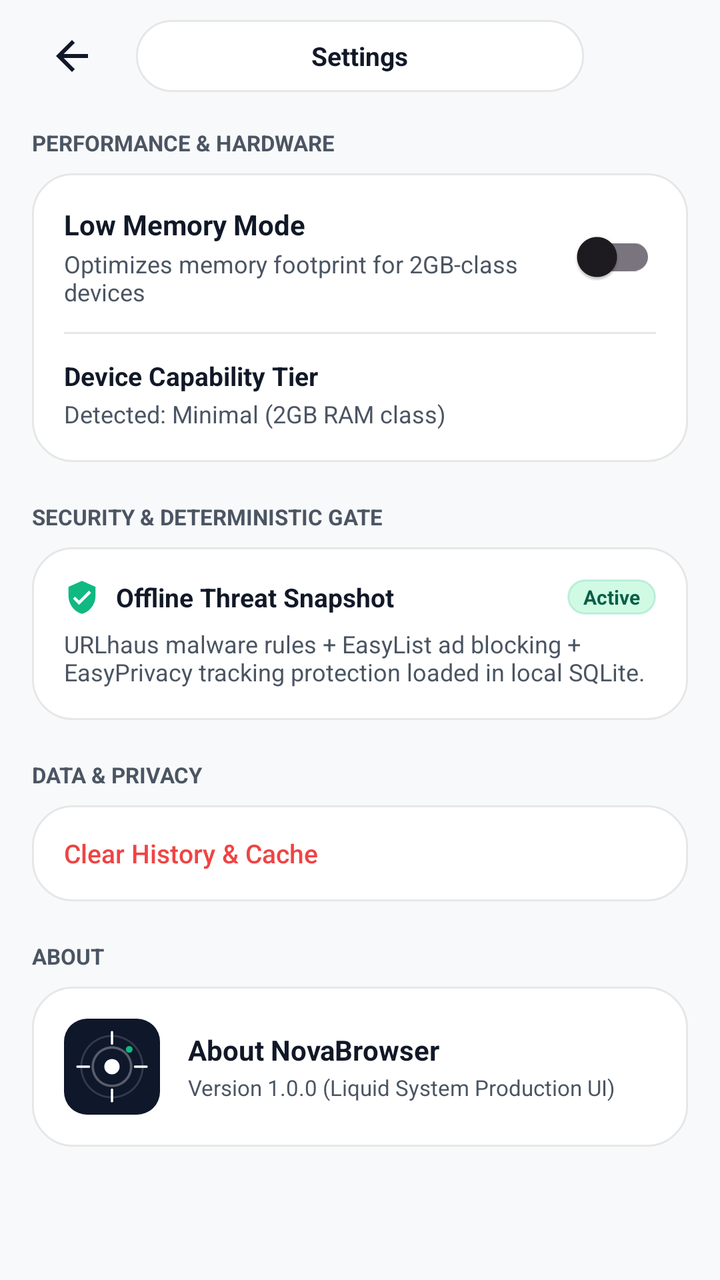
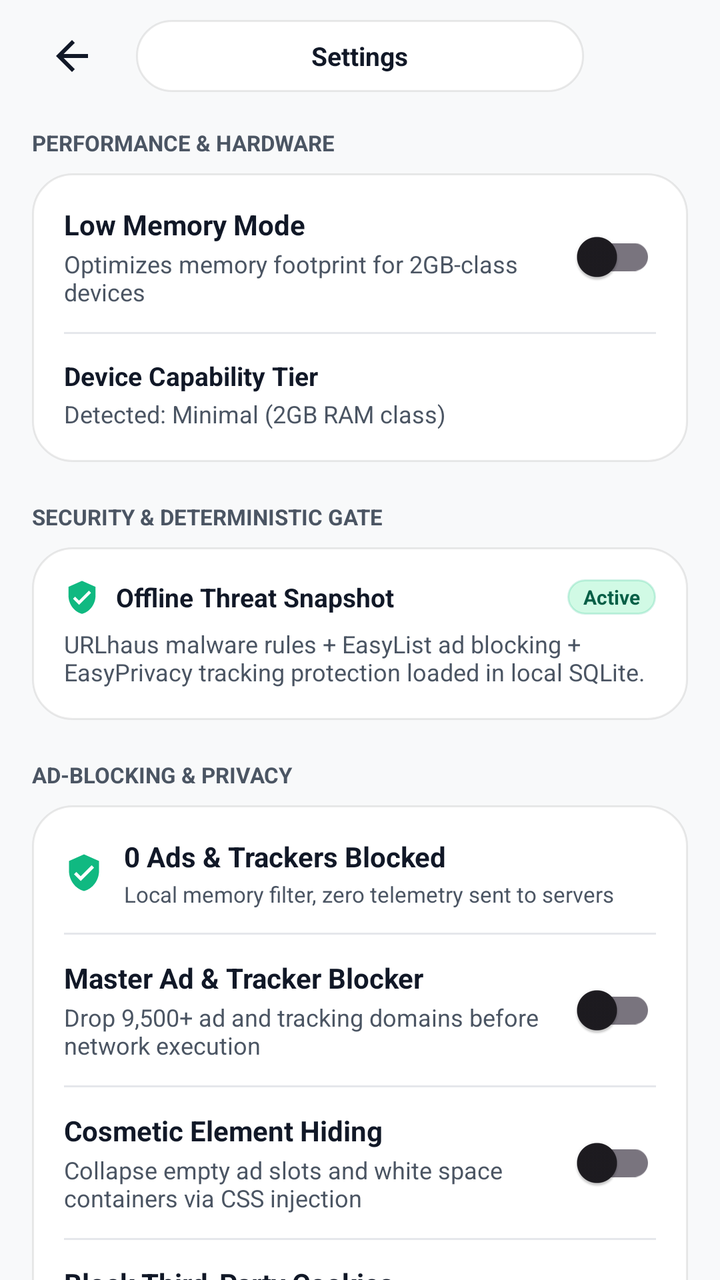

An Android layout rendered at two revisions. The XML below is the earlier revision; the diff shows what the commit changed to produce the second picture.
<!-- AndroidManifest.xml: application theme Theme.NovaBrowser -->
<!-- res/layout/activity_settings.xml -->
<?xml version="1.0" encoding="utf-8"?>
<LinearLayout xmlns:android="http://schemas.android.com/apk/res/android"
    xmlns:app="http://schemas.android.com/apk/res-auto"
    android:layout_width="match_parent"
    android:layout_height="match_parent"
    android:background="@color/canvas_base"
    android:orientation="vertical">

    
    <LinearLayout
        android:id="@+id/settingsHeader"
        android:layout_width="match_parent"
        android:layout_height="56dp"
        android:gravity="center_vertical"
        android:orientation="horizontal"
        android:paddingHorizontal="16dp">

        <ImageButton
            android:id="@+id/btnSettingsBack"
            android:layout_width="40dp"
            android:layout_height="40dp"
            android:background="?attr/selectableItemBackgroundBorderless"
            android:contentDescription="Back"
            android:src="@drawable/ic_arrow_back"
            app:tint="@color/text_primary" />

        <LinearLayout
            android:layout_width="0dp"
            android:layout_height="36dp"
            android:layout_marginHorizontal="12dp"
            android:layout_weight="1"
            android:background="@drawable/bg_glass_pill"
            android:gravity="center"
            android:orientation="horizontal">

            <TextView
                android:layout_width="wrap_content"
                android:layout_height="wrap_content"
                android:text="Settings"
                android:textColor="@color/text_primary"
                android:textSize="13sp"
                android:textStyle="bold" />
        </LinearLayout>

        <View
            android:layout_width="40dp"
            android:layout_height="40dp" />
    </LinearLayout>

    <ScrollView
        android:layout_width="match_parent"
        android:layout_height="match_parent"
        android:scrollbars="none">

        <LinearLayout
            android:layout_width="match_parent"
            android:layout_height="wrap_content"
            android:orientation="vertical"
            android:paddingHorizontal="16dp"
            android:paddingTop="8dp"
            android:paddingBottom="32dp">

            
            <TextView
                android:layout_width="match_parent"
                android:layout_height="wrap_content"
                android:text="PERFORMANCE &amp; HARDWARE"
                android:textColor="@color/text_secondary"
                android:textSize="11sp"
                android:textStyle="bold" />

            <LinearLayout
                android:layout_width="match_parent"
                android:layout_height="wrap_content"
                android:layout_marginTop="8dp"
                android:background="@drawable/bg_glass_card"
                android:elevation="1dp"
                android:orientation="vertical"
                android:padding="16dp">

                <LinearLayout
                    android:layout_width="match_parent"
                    android:layout_height="wrap_content"
                    android:gravity="center_vertical"
                    android:orientation="horizontal">

                    <LinearLayout
                        android:layout_width="0dp"
                        android:layout_height="wrap_content"
                        android:layout_weight="1"
                        android:orientation="vertical">

                        <TextView
                            android:layout_width="match_parent"
                            android:layout_height="wrap_content"
                            android:text="@string/low_memory_mode"
                            android:textColor="@color/text_primary"
                            android:textSize="14sp"
                            android:textStyle="bold" />

                        <TextView
                            android:layout_width="match_parent"
                            android:layout_height="wrap_content"
                            android:layout_marginTop="2dp"
                            android:text="@string/low_memory_desc"
                            android:textColor="@color/text_secondary"
                            android:textSize="12sp" />
                    </LinearLayout>

                    <com.google.android.material.switchmaterial.SwitchMaterial
                        android:id="@+id/switchLowMemory"
                        android:layout_width="wrap_content"
                        android:layout_height="wrap_content" />
                </LinearLayout>

                <View
                    android:layout_width="match_parent"
                    android:layout_height="1dp"
                    android:layout_marginVertical="12dp"
                    android:background="@color/divider" />

                <TextView
                    android:layout_width="match_parent"
                    android:layout_height="wrap_content"
                    android:text="@string/device_tier"
                    android:textColor="@color/text_primary"
                    android:textSize="13sp"
                    android:textStyle="bold" />

                <TextView
                    android:id="@+id/tvDeviceTierInfo"
                    android:layout_width="match_parent"
                    android:layout_height="wrap_content"
                    android:layout_marginTop="2dp"
                    android:text="Detected: Minimal (2GB RAM class)"
                    android:textColor="@color/text_secondary"
                    android:textSize="12sp" />
            </LinearLayout>

            
            <TextView
                android:layout_width="match_parent"
                android:layout_height="wrap_content"
                android:layout_marginTop="20dp"
                android:text="SECURITY &amp; DETERMINISTIC GATE"
                android:textColor="@color/text_secondary"
                android:textSize="11sp"
                android:textStyle="bold" />

            <LinearLayout
                android:layout_width="match_parent"
                android:layout_height="wrap_content"
                android:layout_marginTop="8dp"
                android:background="@drawable/bg_glass_card"
                android:elevation="1dp"
                android:orientation="vertical"
                android:padding="16dp">

                <LinearLayout
                    android:layout_width="match_parent"
                    android:layout_height="wrap_content"
                    android:gravity="center_vertical"
                    android:orientation="horizontal">

                    <ImageView
                        android:layout_width="18dp"
                        android:layout_height="18dp"
                        android:contentDescription="Security"
                        android:src="@drawable/ic_shield_verified"
                        app:tint="@color/risk_safe" />

                    <TextView
                        android:layout_width="0dp"
                        android:layout_height="wrap_content"
                        android:layout_marginStart="8dp"
                        android:layout_weight="1"
                        android:text="Offline Threat Snapshot"
                        android:textColor="@color/text_primary"
                        android:textSize="13sp"
                        android:textStyle="bold" />

                    <TextView
                        android:layout_width="wrap_content"
                        android:layout_height="wrap_content"
                        android:background="@drawable/bg_badge_emerald"
                        android:paddingHorizontal="8dp"
                        android:paddingVertical="2dp"
                        android:text="Active"
                        android:textColor="@color/risk_safe_on_container"
                        android:textSize="10sp"
                        android:textStyle="bold" />
                </LinearLayout>

                <TextView
                    android:layout_width="match_parent"
                    android:layout_height="wrap_content"
                    android:layout_marginTop="6dp"
                    android:text="URLhaus malware rules + EasyList ad blocking + EasyPrivacy tracking protection loaded in local SQLite."
                    android:textColor="@color/text_secondary"
                    android:textSize="12sp" />
            </LinearLayout>

            
            <TextView
                android:layout_width="match_parent"
                android:layout_height="wrap_content"
                android:layout_marginTop="20dp"
                android:text="DATA &amp; PRIVACY"
                android:textColor="@color/text_secondary"
                android:textSize="11sp"
                android:textStyle="bold" />

            <LinearLayout
                android:layout_width="match_parent"
                android:layout_height="wrap_content"
                android:layout_marginTop="8dp"
                android:background="@drawable/bg_glass_card"
                android:elevation="1dp"
                android:orientation="vertical">

                <Button
                    android:id="@+id/btnClearBrowsingData"
                    android:layout_width="match_parent"
                    android:layout_height="48dp"
                    android:background="?attr/selectableItemBackground"
                    android:gravity="center_vertical|start"
                    android:paddingHorizontal="16dp"
                    android:text="Clear History &amp; Cache"
                    android:textAllCaps="false"
                    android:textColor="@color/risk_blocked"
                    android:textSize="13sp"
                    app:backgroundTint="@null" />
            </LinearLayout>

            
            <TextView
                android:layout_width="match_parent"
                android:layout_height="wrap_content"
                android:layout_marginTop="20dp"
                android:text="ABOUT"
                android:textColor="@color/text_secondary"
                android:textSize="11sp"
                android:textStyle="bold" />

            <LinearLayout
                android:layout_width="match_parent"
                android:layout_height="wrap_content"
                android:layout_marginTop="8dp"
                android:background="@drawable/bg_glass_card"
                android:elevation="1dp"
                android:gravity="center_vertical"
                android:orientation="horizontal"
                android:padding="16dp">

                <ImageView
                    android:layout_width="48dp"
                    android:layout_height="48dp"
                    android:contentDescription="NovaBrowser"
                    android:src="@drawable/ic_nova_logo" />

                <LinearLayout
                    android:layout_width="0dp"
                    android:layout_height="wrap_content"
                    android:layout_marginStart="14dp"
                    android:layout_weight="1"
                    android:orientation="vertical">

                    <TextView
                        android:layout_width="match_parent"
                        android:layout_height="wrap_content"
                        android:text="@string/about_nova"
                        android:textColor="@color/text_primary"
                        android:textSize="14sp"
                        android:textStyle="bold" />

                    <TextView
                        android:layout_width="match_parent"
                        android:layout_height="wrap_content"
                        android:layout_marginTop="2dp"
                        android:text="Version 1.0.0 (Liquid System Production UI)"
                        android:textColor="@color/text_secondary"
                        android:textSize="11sp" />
                </LinearLayout>
            </LinearLayout>

        </LinearLayout>
    </ScrollView>
</LinearLayout>
<!-- resources referenced by this layout -->
<resources>
  <color name="canvas_base">#F8F9FA</color>
  <color name="divider">#E5E7EB</color>
  <color name="risk_blocked">#EF4444</color>
  <color name="risk_safe">#10B981</color>
  <color name="risk_safe_on_container">#065F46</color>
  <color name="text_primary">#111827</color>
  <color name="text_secondary">#4B5563</color>
  <!-- drawable bg_badge_emerald (drawable) -->
  <?xml version="1.0" encoding="utf-8"?>
  <shape xmlns:android="http://schemas.android.com/apk/res/android"
      android:shape="rectangle">
      <corners android:radius="999dp" />
      <solid android:color="@color/risk_safe_container" />
      <stroke
          android:width="1dp"
          android:color="#3310B981" />
  </shape>
  <!-- drawable bg_glass_card (drawable) -->
  <?xml version="1.0" encoding="utf-8"?>
  <shape xmlns:android="http://schemas.android.com/apk/res/android"
      android:shape="rectangle">
      <corners android:radius="20dp" />
      <solid android:color="@color/surface_bright" />
      <stroke
          android:width="1dp"
          android:color="@color/glass_border" />
  </shape>
  <!-- drawable bg_glass_pill (drawable) -->
  <?xml version="1.0" encoding="utf-8"?>
  <shape xmlns:android="http://schemas.android.com/apk/res/android"
      android:shape="rectangle">
      <corners android:radius="999dp" />
      <solid android:color="@color/glass_elevated" />
      <stroke
          android:width="1dp"
          android:color="@color/glass_border" />
  </shape>
  <!-- drawable ic_arrow_back (drawable) -->
  <vector xmlns:android="http://schemas.android.com/apk/res/android"
      android:width="24dp"
      android:height="24dp"
      android:viewportWidth="24"
      android:viewportHeight="24">
      <path
          android:fillColor="#0F172A"
          android:pathData="M20,11H7.83l5.59,-5.59L12,4l-8,8 8,8 1.41,-1.41L7.83,13H20v-2z" />
  </vector>
  <!-- drawable ic_shield_verified (drawable) -->
  <vector xmlns:android="http://schemas.android.com/apk/res/android"
      android:width="24dp"
      android:height="24dp"
      android:viewportWidth="24"
      android:viewportHeight="24">
      <path
          android:fillColor="#FF000000"
          android:pathData="M12,1L3,5v6c0,5.55 3.84,10.74 9,12 5.16,-1.26 9,-6.45 9,-12V5l-9,-4zm-2,16l-4,-4 1.41,-1.41L10,14.17l6.59,-6.59L18,9l-8,8z"/>
  </vector>
  <string name="about_nova">About NovaBrowser</string>
  <string name="device_tier">Device Capability Tier</string>
  <string name="low_memory_desc">Optimizes memory footprint for 2GB-class devices</string>
  <string name="low_memory_mode">Low Memory Mode</string>
  <style name="Theme.NovaBrowser" parent="Theme.Material3.DayNight.NoActionBar">
          <item name="colorPrimary">@color/primary</item>
          <item name="colorPrimaryVariant">@color/primary_variant</item>
          <item name="colorSecondary">@color/accent</item>
          <item name="android:statusBarColor">@color/canvas_base</item>
          <item name="android:windowLightStatusBar">true</item>
          <item name="android:navigationBarColor">@color/canvas_base</item>
          <item name="android:windowLightNavigationBar">true</item>
      </style>
  <color name="risk_safe_container">#D1FAE5</color>
  <color name="surface_bright">#FFFFFF</color>
  <color name="glass_border">#15000000</color>
  <color name="glass_elevated">#F2FFFFFF</color>
  <color name="primary">#111827</color>
  <color name="primary_variant">#1F2937</color>
  <color name="accent">#10B981</color>
</resources>

<!-- the commit's change to res/layout/activity_settings.xml (unified diff, before → after) -->
@@ -198,6 +198,276 @@
                     android:text="URLhaus malware rules + EasyList ad blocking + EasyPrivacy tracking protection loaded in local SQLite."
                     android:textColor="@color/text_secondary"
                     android:textSize="12sp" />
+            </LinearLayout>
+
+            
+            <TextView
+                android:layout_width="match_parent"
+                android:layout_height="wrap_content"
+                android:layout_marginTop="20dp"
+                android:text="AD-BLOCKING &amp; PRIVACY"
+                android:textColor="@color/text_secondary"
+                android:textSize="11sp"
+                android:textStyle="bold" />
+
+            <LinearLayout
+                android:layout_width="match_parent"
+                android:layout_height="wrap_content"
+                android:layout_marginTop="8dp"
+                android:background="@drawable/bg_glass_card"
+                android:elevation="1dp"
+                android:orientation="vertical"
+                android:padding="16dp">
+
+                
+                <LinearLayout
+                    android:layout_width="match_parent"
+                    android:layout_height="wrap_content"
+                    android:gravity="center_vertical"
+                    android:orientation="horizontal">
+
+                    <ImageView
+                        android:layout_width="20dp"
+                        android:layout_height="20dp"
+                        android:src="@drawable/ic_shield_verified"
+                        app:tint="@color/accent_emerald" />
+
+                    <LinearLayout
+                        android:layout_width="0dp"
+                        android:layout_height="wrap_content"
+                        android:layout_marginStart="10dp"
+                        android:layout_weight="1"
+                        android:orientation="vertical">
+
+                        <TextView
+                            android:id="@+id/tvSettingsLifetimeBlocked"
+                            android:layout_width="wrap_content"
+                            android:layout_height="wrap_content"
+                            android:text="0 Ads &amp; Trackers Blocked"
+                            android:textColor="@color/text_primary"
+                            android:textSize="14sp"
+                            android:textStyle="bold" />
+
+                        <TextView
+                            android:layout_width="wrap_content"
+                            android:layout_height="wrap_content"
+                            android:layout_marginTop="2dp"
+                            android:text="Local memory filter, zero telemetry sent to servers"
+                            android:textColor="@color/text_secondary"
+                            android:textSize="11sp" />
+                    </LinearLayout>
+                </LinearLayout>
+
+                <View
+                    android:layout_width="match_parent"
+                    android:layout_height="1dp"
+                    android:layout_marginVertical="12dp"
+                    android:background="@color/divider" />
+
+                
+                <LinearLayout
+                    android:layout_width="match_parent"
+                    android:layout_height="wrap_content"
+                    android:gravity="center_vertical"
+                    android:orientation="horizontal">
+
+                    <LinearLayout
+                        android:layout_width="0dp"
+                        android:layout_height="wrap_content"
+                        android:layout_weight="1"
+                        android:orientation="vertical">
+
+                        <TextView
+                            android:layout_width="match_parent"
+                            android:layout_height="wrap_content"
+                            android:text="Master Ad &amp; Tracker Blocker"
+                            android:textColor="@color/text_primary"
+                            android:textSize="14sp"
+                            android:textStyle="bold" />
+
+                        <TextView
+                            android:layout_width="match_parent"
+                            android:layout_height="wrap_content"
+                            android:layout_marginTop="2dp"
+                            android:text="Drop 9,500+ ad and tracking domains before network execution"
+                            android:textColor="@color/text_secondary"
+                            android:textSize="12sp" />
+                    </LinearLayout>
+
+                    <com.google.android.material.switchmaterial.SwitchMaterial
+                        android:id="@+id/switchAdBlockMaster"
+                        android:layout_width="wrap_content"
+                        android:layout_height="wrap_content" />
+                </LinearLayout>
+
+                <View
+                    android:layout_width="match_parent"
+                    android:layout_height="1dp"
+                    android:layout_marginVertical="12dp"
+                    android:background="@color/divider" />
+
+                
+                <LinearLayout
+                    android:layout_width="match_parent"
+                    android:layout_height="wrap_content"
+                    android:gravity="center_vertical"
+                    android:orientation="horizontal">
+
+                    <LinearLayout
+                        android:layout_width="0dp"
+                        android:layout_height="wrap_content"
+                        android:layout_weight="1"
+                        android:orientation="vertical">
+
+                        <TextView
+                            android:layout_width="match_parent"
+                            android:layout_height="wrap_content"
+                            android:text="Cosmetic Element Hiding"
+                            android:textColor="@color/text_primary"
+                            android:textSize="14sp"
+                            android:textStyle="bold" />
+
+                        <TextView
+                            android:layout_width="match_parent"
+                            android:layout_height="wrap_content"
+                            android:layout_marginTop="2dp"
+                            android:text="Collapse empty ad slots and white space containers via CSS injection"
+                            android:textColor="@color/text_secondary"
+                            android:textSize="12sp" />
+                    </LinearLayout>
+
+                    <com.google.android.material.switchmaterial.SwitchMaterial
+                        android:id="@+id/switchCosmeticFiltering"
+                        android:layout_width="wrap_content"
+                        android:layout_height="wrap_content" />
+                </LinearLayout>
+
+                <View
+                    android:layout_width="match_parent"
+                    android:layout_height="1dp"
+                    android:layout_marginVertical="12dp"
+                    android:background="@color/divider" />
+
+                
+                <LinearLayout
+                    android:layout_width="match_parent"
+                    android:layout_height="wrap_content"
+                    android:gravity="center_vertical"
+                    android:orientation="horizontal">
+
+                    <LinearLayout
+                        android:layout_width="0dp"
+                        android:layout_height="wrap_content"
+                        android:layout_weight="1"
+                        android:orientation="vertical">
+
+                        <TextView
+                            android:layout_width="match_parent"
+                            android:layout_height="wrap_content"
+                            android:text="Block Third-Party Cookies"
+                            android:textColor="@color/text_primary"
+                            android:textSize="14sp"
+                            android:textStyle="bold" />
+
+                        <TextView
+                            android:layout_width="match_parent"
+                            android:layout_height="wrap_content"
+                            android:layout_marginTop="2dp"
+                            android:text="Isolate cross-site trackers by refusing third-party cookie persistence"
+                            android:textColor="@color/text_secondary"
+                            android:textSize="12sp" />
+                    </LinearLayout>
+
+                    <com.google.android.material.switchmaterial.SwitchMaterial
+                        android:id="@+id/switchBlockThirdPartyCookies"
+                        android:layout_width="wrap_content"
+                        android:layout_height="wrap_content" />
+                </LinearLayout>
+
+                <View
+                    android:layout_width="match_parent"
+                    android:layout_height="1dp"
+                    android:layout_marginVertical="12dp"
+                    android:background="@color/divider" />
+
+                
+                <LinearLayout
+                    android:layout_width="match_parent"
+                    android:layout_height="wrap_content"
+                    android:gravity="center_vertical"
+                    android:orientation="horizontal">
+
+                    <LinearLayout
+                        android:layout_width="0dp"
+                        android:layout_height="wrap_content"
+                        android:layout_weight="1"
+                        android:orientation="vertical">
+
+                        <TextView
+                            android:layout_width="match_parent"
+                            android:layout_height="wrap_content"
+                            android:text="HTTPS-Only Upgrade"
+                            android:textColor="@color/text_primary"
+                            android:textSize="14sp"
+                            android:textStyle="bold" />
+
+                        <TextView
+                            android:layout_width="match_parent"
+                            android:layout_height="wrap_content"
+                            android:layout_marginTop="2dp"
+                            android:text="Automatically elevate unencrypted http:// navigations to secure https://"
+                            android:textColor="@color/text_secondary"
+                            android:textSize="12sp" />
+                    </LinearLayout>
+
+                    <com.google.android.material.switchmaterial.SwitchMaterial
+                        android:id="@+id/switchHttpsOnly"
+                        android:layout_width="wrap_content"
+                        android:layout_height="wrap_content" />
+                </LinearLayout>
+
+                <View
+                    android:layout_width="match_parent"
+                    android:layout_height="1dp"
+                    android:layout_marginVertical="12dp"
+                    android:background="@color/divider" />
+
+                
+                <LinearLayout
+                    android:layout_width="match_parent"
+                    android:layout_height="wrap_content"
+                    android:gravity="center_vertical"
+                    android:orientation="horizontal">
+
+                    <LinearLayout
+                        android:layout_width="0dp"
+                        android:layout_height="wrap_content"
+                        android:layout_weight="1"
+                        android:orientation="vertical">
+
+                        <TextView
+                            android:layout_width="match_parent"
+                            android:layout_height="wrap_content"
+                            android:text="Send 'Do Not Track' (DNT)"
+                            android:textColor="@color/text_primary"
+                            android:textSize="14sp"
+                            android:textStyle="bold" />
+
+                        <TextView
+                            android:layout_width="match_parent"
+                            android:layout_height="wrap_content"
+                            android:layout_marginTop="2dp"
+                            android:text="Transmit legal privacy preference header with all outbound requests"
+                            android:textColor="@color/text_secondary"
+                            android:textSize="12sp" />
+                    </LinearLayout>
+
+                    <com.google.android.material.switchmaterial.SwitchMaterial
+                        android:id="@+id/switchDoNotTrack"
+                        android:layout_width="wrap_content"
+                        android:layout_height="wrap_content" />
+                </LinearLayout>
+
             </LinearLayout>
 
             
<!-- resource entries referenced after the edit -->
@@ -1,5 +1,6 @@
 <!-- resources referenced by this layout -->
 <resources>
+  <color name="accent_emerald">#10B981</color>
   <color name="canvas_base">#F8F9FA</color>
   <color name="divider">#E5E7EB</color>
   <color name="risk_blocked">#EF4444</color>
